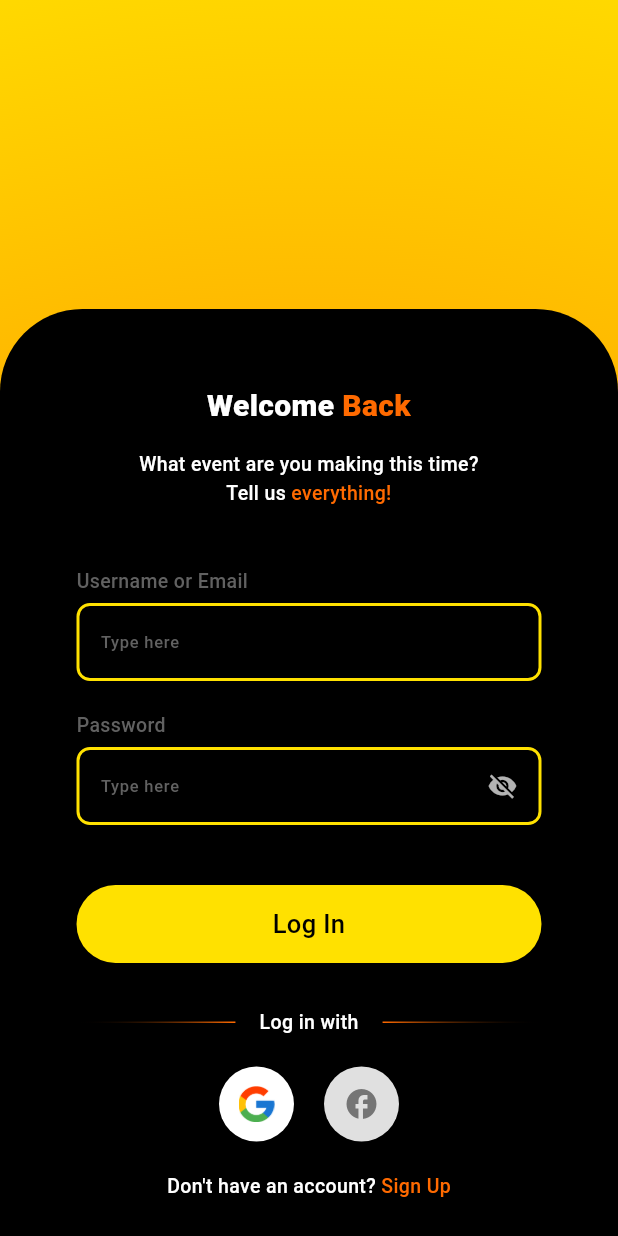
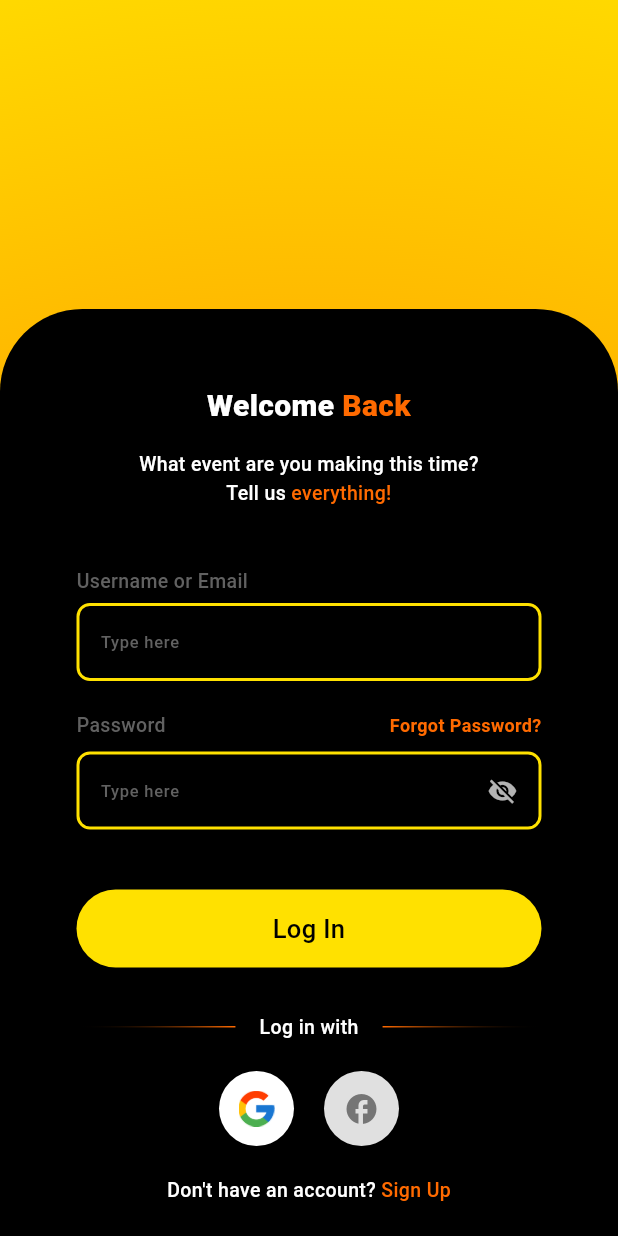
Before and after one commit to dipwaaaa/Orient, a Flutter app: the screen it shows after launch, on a phone screen of 412 x 824 dp. Run offline on Flutter 3.47's test engine with Material 3 defaults, Android fonts, the phone set to English and light mode, and no system bars; our stand-ins replace cloud_firestore, file_picker, firebase_auth, firebase_core, firebase_storage, google_sign_in and 1 more; missing offline and left inert: encrypt; accounts and stored records are empty; Roboto replaces fonts that are missing (Poppins, SF Pro).

Commit message:
fix:  forgot password

```diff
--- a/lib/screen/login_signup_screen.dart
+++ b/lib/screen/login_signup_screen.dart
@@ -2,6 +2,7 @@ import 'package:flutter/material.dart';
 import 'dart:math';
 import 'package:untitled/service/auth_service.dart';
 import 'landing_page/welcome_screen.dart';
+import '../widget/forgot_password_dialog.dart';
 import 'home/home_screen.dart';
 
 void main() {
@@ -460,16 +461,98 @@ class _LoginScreenState extends State<LoginScreen> {
           isForLogin: true,
         ),
         const SizedBox(height: 20),
-        _buildInputField(
-          label: 'Password',
-          controller: passwordController,
-          hintText: 'Type here',
-          obscureText: _obscureLoginPassword,
-          isPassword: true,
-          isForLogin: true,
-          onToggleVisibility: () {
-            setState(() => _obscureLoginPassword = !_obscureLoginPassword);
-          },
+        Column(
+          crossAxisAlignment: CrossAxisAlignment.start,
+          children: [
+            Row(
+              mainAxisAlignment: MainAxisAlignment.spaceBetween,
+              children: [
+                Text(
+                  'Password',
+                  style: TextStyle(
+                    color: const Color(0xFF616161),
+                    fontSize: 13,
+                    fontFamily: 'Poppins',
+                    fontWeight: FontWeight.w500,
+                  ),
+                ),
+                GestureDetector(
+                  onTap: () {
+                    showDialog(
+                      context: context,
+                      builder: (context) => ForgotPasswordDialog(
+                        authService: _authService,
+                      ),
+                    );
+                  },
+                  child: Text(
+                    'Forgot Password?',
+                    style: TextStyle(
+                      color: const Color(0xFFFF6A00),
+                      fontSize: 12,
+                      fontFamily: 'Poppins',
+                      fontWeight: FontWeight.w600,
+                    ),
+                  ),
+                ),
+              ],
+            ),
+            const SizedBox(height: 8),
+            // Password input field
+            Container(
+              padding: const EdgeInsets.symmetric(horizontal: 14, vertical: 14),
+              decoration: ShapeDecoration(
+                shape: RoundedRectangleBorder(
+                  side: BorderSide(
+                    width: 2,
+                    color: const Color(0xFFFFE100),
+                  ),
+                  borderRadius: BorderRadius.circular(9),
+                ),
+              ),
+              child: Row(
+                children: [
+                  Expanded(
+                    child: TextField(
+                      controller: passwordController,
+                      obscureText: _obscureLoginPassword,
+                      style: TextStyle(
+                        color: Colors.white,
+                        fontSize: 13,
+                        fontFamily: 'Poppins',
+                        fontWeight: FontWeight.w500,
+                      ),
+                      decoration: InputDecoration(
+                        hintText: 'Type here',
+                        hintStyle: TextStyle(
+                          color: const Color(0xFF616161),
+                          fontSize: 11,
+                          fontFamily: 'Poppins',
+                          fontWeight: FontWeight.w500,
+                        ),
+                        border: InputBorder.none,
+                        isDense: true,
+                        contentPadding: EdgeInsets.zero,
+                      ),
+                    ),
+                  ),
+                  GestureDetector(
+                    onTap: () {
+                      setState(() =>
+                      _obscureLoginPassword = !_obscureLoginPassword);
+                    },
+                    child: Icon(
+                      _obscureLoginPassword
+                          ? Icons.visibility_off
+                          : Icons.visibility,
+                      color: Colors.white70,
+                      size: 20,
+                    ),
+                  ),
+                ],
+              ),
+            ),
+          ],
         ),
       ],
     );
```
Also changed, not shown: lib/service/auth_service.dart (+112 -61 lines), lib/widget/forgot_password_dialog.dart (added, +301 -0 lines).
